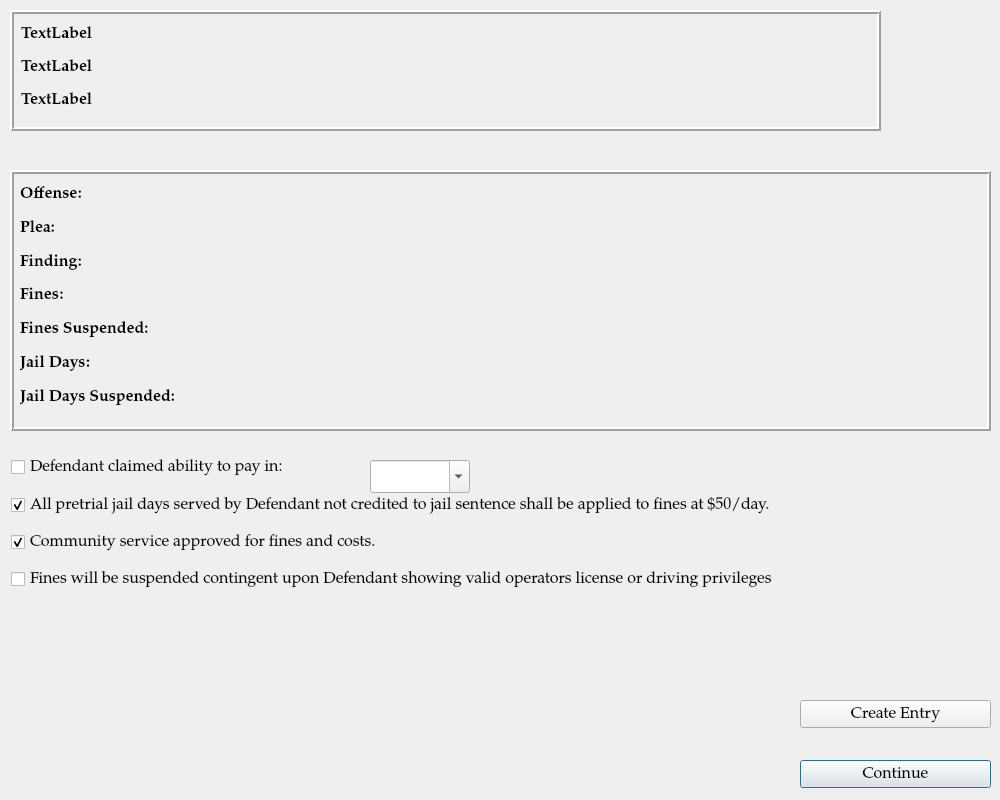
The window that ui/AbilityToPayDialog.ui (HunterProgram22/MuniEntry) describes before a commit, drawn with Qt 5.
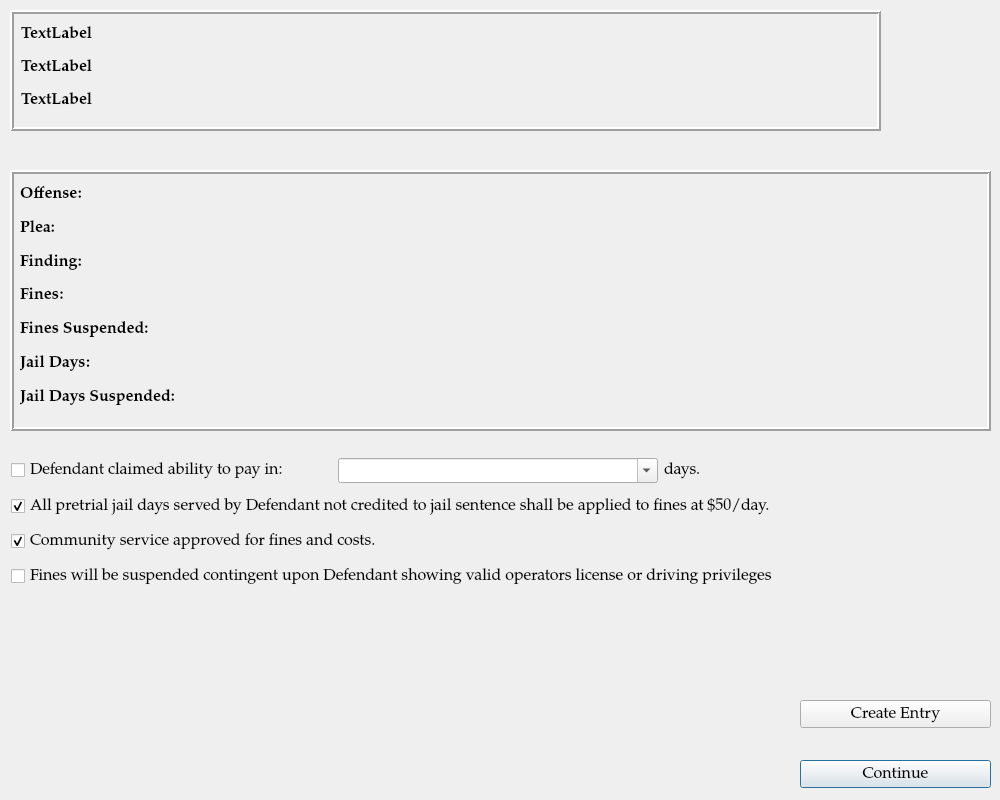
The same window after the commit.

Commit message: Wired up most of Ability to Pay to template.

Patch:
```diff
--- a/ui/AbilityToPayDialog.ui
+++ b/ui/AbilityToPayDialog.ui
@@ -427,44 +427,38 @@
     </layout>
    </widget>
   </widget>
-  <widget class="QCheckBox" name="checkBox_2">
+  <widget class="QPushButton" name="createEntryButton">
    <property name="geometry">
     <rect>
-     <x>11</x>
-     <y>490</y>
-     <width>971</width>
-     <height>31</height>
+     <x>800</x>
+     <y>700</y>
+     <width>191</width>
+     <height>28</height>
     </rect>
    </property>
    <property name="text">
-    <string>All pretrial jail days served by Defendant not credited to jail sentence shall be applied to fines at $50/day.</string>
+    <string>Create Entry</string>
    </property>
-   <property name="checked">
-    <bool>true</bool>
-   </property>
   </widget>
-  <widget class="QCheckBox" name="checkBox_4">
+  <widget class="QWidget" name="">
    <property name="geometry">
     <rect>
      <x>11</x>
-     <y>564</y>
-     <width>972</width>
-     <height>31</height>
+     <y>452</y>
+     <width>974</width>
+     <height>146</height>
     </rect>
    </property>
+   <layout class="QGridLayout" name="gridLayout">
+    <item row="0" column="0">
+     <widget class="QCheckBox" name="ability_to_pay_checkbox">
    <property name="text">
-    <string>Fines will be suspended contingent upon Defendant showing valid operators license or driving privileges</string>
-   </property>
-  </widget>
-  <widget class="QComboBox" name="comboBox">
-   <property name="geometry">
-    <rect>
-     <x>370</x>
-     <y>460</y>
-     <width>100</width>
-     <height>33</height>
-    </rect>
-   </property>
+       <string>Defendant claimed ability to pay in:</string>
+      </property>
+     </widget>
+    </item>
+    <item row="0" column="1">
+     <widget class="QComboBox" name="ability_to_pay_box">
    <property name="sizePolicy">
     <sizepolicy hsizetype="Minimum" vsizetype="Fixed">
      <horstretch>0</horstretch>
@@ -495,28 +489,26 @@
     </property>
    </item>
   </widget>
-  <widget class="QCheckBox" name="checkBox">
-   <property name="geometry">
-    <rect>
-     <x>11</x>
-     <y>452</y>
-     <width>349</width>
-     <height>31</height>
-    </rect>
-   </property>
+    </item>
+    <item row="0" column="2">
+     <widget class="QLabel" name="label">
    <property name="text">
-    <string>Defendant claimed ability to pay in:</string>
-   </property>
-  </widget>
-  <widget class="QCheckBox" name="checkBox_3">
-   <property name="geometry">
-    <rect>
-     <x>11</x>
-     <y>527</y>
-     <width>465</width>
-     <height>31</height>
-    </rect>
-   </property>
+       <string>days.</string>
+      </property>
+     </widget>
+    </item>
+    <item row="1" column="0" colspan="3">
+     <widget class="QCheckBox" name="pretrial_jail_days_credit_box">
+      <property name="text">
+       <string>All pretrial jail days served by Defendant not credited to jail sentence shall be applied to fines at $50/day.</string>
+      </property>
+      <property name="checked">
+       <bool>true</bool>
+      </property>
+     </widget>
+    </item>
+    <item row="2" column="0" colspan="2">
+     <widget class="QCheckBox" name="community_service_for_fines_box">
    <property name="text">
     <string>Community service approved for fines and costs.</string>
    </property>
@@ -524,18 +516,15 @@
     <bool>true</bool>
    </property>
   </widget>
-  <widget class="QPushButton" name="createEntryButton">
-   <property name="geometry">
-    <rect>
-     <x>800</x>
-     <y>700</y>
-     <width>191</width>
-     <height>28</height>
-    </rect>
-   </property>
+    </item>
+    <item row="3" column="0" colspan="3">
+     <widget class="QCheckBox" name="checkBox_4">
    <property name="text">
-    <string>Create Entry</string>
-   </property>
+       <string>Fines will be suspended contingent upon Defendant showing valid operators license or driving privileges</string>
+      </property>
+     </widget>
+    </item>
+   </layout>
   </widget>
  </widget>
  <tabstops>
```
Left out of the diff: 14 changed lines with no effect on the pictures. Lines whose indentation alone changed are shown as unchanged. The commit also changes 5 other files.
